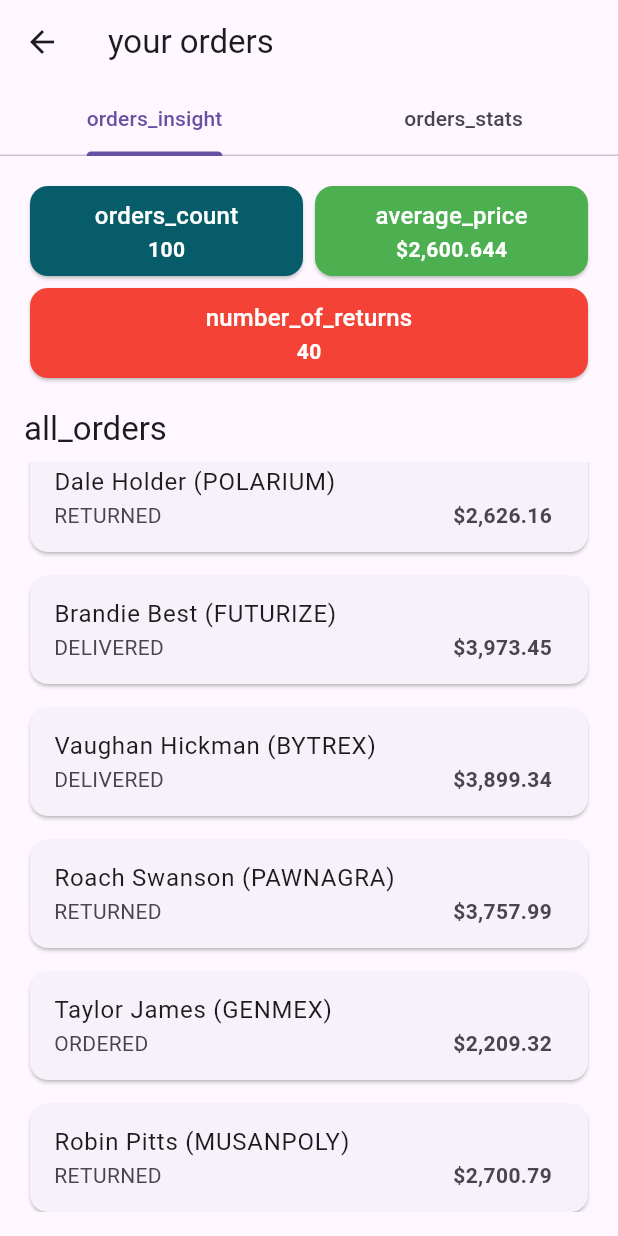
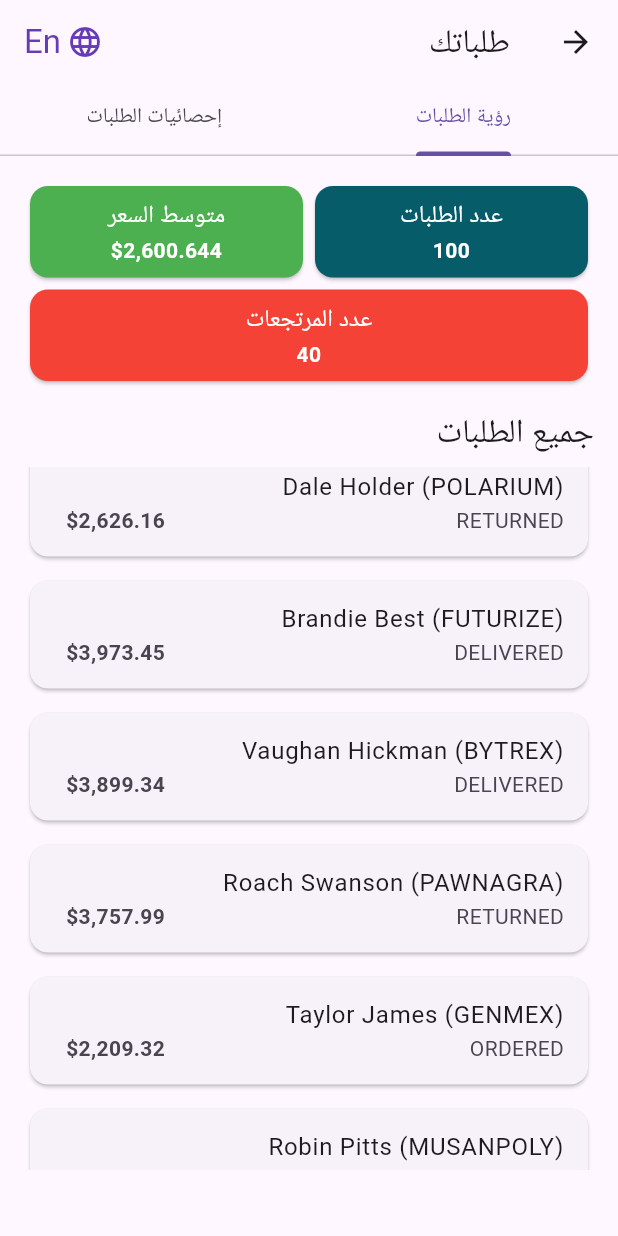
Before and after one commit to TMadox/task_app, a Flutter app: the OrdersPage screen opened directly, scrolled down 2304 dp, on a phone screen of 412 x 824 dp. Run offline on Flutter 3.47's test engine with Material 3 defaults, Android fonts, the phone set to English and light mode, and no system bars; our stand-ins replace animate_do, easy_localization, flutter_bloc, flutter_form_builder, flutter_staggered_animations, flutter_svg and 4 more; missing offline and left inert: future_manager.

```diff
--- /dev/null
+++ b/assets/translations/ar.json
@@ -0,0 +1,11 @@
+{
+    "orders_count": "عدد الطلبات",
+    "orders_insight": "رؤية الطلبات",
+    "orders_stats": "إحصائيات الطلبات",
+    "numberr_of_orders": "عدد الطلبات",
+    "number_of_returns": "عدد المرتجعات",
+    "all_orders": "جميع الطلبات",
+    "your_orders": "طلباتك",
+    "average_price": "متوسط السعر",
+    "select_date_range": "حدد نطاق التاريخ"
+}
--- a/lib/app.dart
+++ b/lib/app.dart
@@ -1,3 +1,4 @@
+import 'package:easy_localization/easy_localization.dart';
 import 'package:flutter/material.dart';
 import 'package:task_app/core/utils/routing_utils.dart';
 
@@ -10,6 +11,11 @@ class App extends StatelessWidget {
       debugShowCheckedModeBanner: false,
       title: 'Task App',
       routerConfig: RoutingUtils.router,
+      localizationsDelegates: [
+        ...context.localizationDelegates,
+      ],
+      supportedLocales: context.supportedLocales,
+      locale: context.locale,
     );
   }
 }
--- a/lib/core/resources/png_assets.dart
+++ /dev/null
@@ -1,5 +0,0 @@
-part of 'resources.dart';
-
-class PngAssets {
-  PngAssets._();
-}
--- a/lib/core/resources/resources.dart
+++ b/lib/core/resources/resources.dart
@@ -1,3 +1 @@
 part 'json_assets.dart';
-
-part 'png_assets.dart';
--- a/lib/features/orders/cubit/orders_state.dart
+++ b/lib/features/orders/cubit/orders_state.dart
@@ -9,15 +9,33 @@ final class OrdersLoading extends OrdersState {}
 
 final class OrdersLoaded extends OrdersState {
   final List<Order> orders;
+  final List<OrderLineData> ordersLineData;
   final num totalCount;
   final num returnedCount;
   final num avgPrice;
   OrdersLoaded({
+    this.ordersLineData = const [],
     required this.orders,
     required this.totalCount,
     required this.returnedCount,
     required this.avgPrice,
   });
+
+  OrdersLoaded copyWith({
+    List<Order>? orders,
+    List<OrderLineData>? ordersLineData,
+    num? totalCount,
+    num? returnedCount,
+    num? avgPrice,
+  }) {
+    return OrdersLoaded(
+      orders: orders ?? this.orders,
+      ordersLineData: ordersLineData ?? this.ordersLineData,
+      totalCount: totalCount ?? this.totalCount,
+      returnedCount: returnedCount ?? this.returnedCount,
+      avgPrice: avgPrice ?? this.avgPrice,
+    );
+  }
 }
 
 final class OrdersError extends OrdersState {
--- a/lib/features/orders/models/order.dart
+++ b/lib/features/orders/models/order.dart
@@ -14,7 +14,7 @@ class Order {
   final String buyer;
   final List<String> tags;
   final Status status;
-  final String registered;
+  final DateTime registered;
 
   Order({
     required this.id,
@@ -28,29 +28,6 @@ class Order {
     required this.registered,
   });
 
-  Order copyWith({
-    String? id,
-    bool? isActive,
-    String? price,
-    String? company,
-    String? picture,
-    String? buyer,
-    List<String>? tags,
-    Status? status,
-    String? registered,
-  }) =>
-      Order(
-        id: id ?? this.id,
-        isActive: isActive ?? this.isActive,
-        price: price ?? this.price,
-        company: company ?? this.company,
-        picture: picture ?? this.picture,
-        buyer: buyer ?? this.buyer,
-        tags: tags ?? this.tags,
-        status: status ?? this.status,
-        registered: registered ?? this.registered,
-      );
-
   factory Order.fromMap(Map<String, dynamic> json) => Order(
         id: json["id"],
         isActive: json["isActive"],
@@ -60,7 +37,7 @@ class Order {
         buyer: json["buyer"],
         tags: List<String>.from(json["tags"].map((x) => x)),
         status: statusValues.map[json["status"]]!,
-        registered: json["registered"],
+        registered: DateTime.parse(json["registered"]),
       );
 
   Map<String, dynamic> toMap() => {
--- /dev/null
+++ b/lib/features/orders/models/order_line_data.dart
@@ -0,0 +1,9 @@
+// ignore_for_file: public_member_api_docs, sort_constructors_first
+class OrderLineData {
+  final int orderCount;
+  final DateTime date;
+  OrderLineData({
+    required this.orderCount,
+    required this.date,
+  });
+}
--- a/lib/features/orders/pages/orders_page.dart
+++ b/lib/features/orders/pages/orders_page.dart
@@ -1,8 +1,11 @@
 import 'package:animate_do/animate_do.dart';
+import 'package:easy_localization/easy_localization.dart';
 import 'package:flutter/material.dart';
 import 'package:flutter_bloc/flutter_bloc.dart';
 import 'package:future_manager/future_manager.dart';
 import 'package:loading_indicator/loading_indicator.dart';
+import 'package:task_app/core/extensions/context_extension.dart';
+import 'package:task_app/core/extensions/num_extensions.dart';
 import 'package:task_app/features/orders/cubit/orders_cubit.dart';
 import 'package:task_app/features/orders/models/order.dart';
 import 'package:task_app/features/orders/repos/fetch_orders_repo.dart';
@@ -24,17 +27,28 @@ class _OrdersPageState extends State<OrdersPage> {
       length: 2,
       child: Scaffold(
         appBar: AppBar(
-          title: const Text("your orders"),
-          bottom: const TabBar(
-            tabs: [
-              Tab(
-                text: "orders_insight",
+          title: Text("your_orders".tr()),
+          actions: [
+            Padding(
+              padding: const EdgeInsets.symmetric(horizontal: 16),
+              child: GestureDetector(
+                onTap: () => context.setLocale(context.locale == const Locale("en") ? const Locale("ar") : const Locale("en")),
+                child: Row(
+                  children: [
+                    const Icon(
+                      Icons.language,
+                      color: Colors.deepPurple,
                     ),
-              Tab(
-                text: "orders_stats",
+                    4.space,
+                    Text(
+                      context.locale.languageCode == "en" ? "Ar" : "En",
+                      style: context.textTheme.titleLarge!.copyWith(color: Colors.deepPurple),
+                    ).tr(),
+                  ],
+                ),
+              ),
             ),
           ],
-          ),
         ),
         body: BlocBuilder<OrdersCubit, OrdersState>(
           bloc: context.read<OrdersCubit>()..fetchOrders(),
@@ -61,6 +75,24 @@ class _OrdersPageState extends State<OrdersPage> {
                 );
               case OrdersLoaded():
                 return FadeIn(
+                  child: RefreshIndicator(
+                    onRefresh: () => context.read<OrdersCubit>().fetchOrders(),
+                    child: SingleChildScrollView(
+                      physics: const AlwaysScrollableScrollPhysics(),
+                      child: Column(
+                        children: [
+                          TabBar(
+                            tabs: [
+                              Tab(
+                                text: "orders_insight".tr(),
+                              ),
+                              Tab(
+                                text: "orders_stats".tr(),
+                              ),
+                            ],
+                          ),
+                          SizedBox(
+                            height: MediaQuery.of(context).size.height - kToolbarHeight - kBottomNavigationBarHeight - 20,
                             child: TabBarView(
                               physics: const NeverScrollableScrollPhysics(),
                               children: [
@@ -74,21 +106,17 @@ class _OrdersPageState extends State<OrdersPage> {
                                 OrdersStatsTab(orders: bloc.orders),
                               ],
                             ),
+                          ),
+                        ],
+                      ),
+                    ),
+                  ),
                 );
               default:
                 return const SizedBox.shrink();
             }
           },
         ),
-        // body: NewFutureBuilder(
-        //   futureManager: ordersFutureManager,
-        //   builder: (context, response) => TabBarView(
-        //     children: [
-        //       OrdersInsightTab(orders: response),
-        //       OrdersStatsTab(orders: response),
-        //     ],
-        //   ),
-        // ),
       ),
     );
   }
--- a/lib/features/orders/tabs/orders_insight_tab.dart
+++ b/lib/features/orders/tabs/orders_insight_tab.dart
@@ -1,3 +1,4 @@
+import 'package:easy_localization/easy_localization.dart';
 import 'package:flutter/material.dart';
 import 'package:flutter_staggered_animations/flutter_staggered_animations.dart';
 import 'package:task_app/core/extensions/context_extension.dart';
@@ -5,7 +6,7 @@ import 'package:task_app/core/extensions/num_extensions.dart';
 import 'package:task_app/core/style/app_colors.dart';
 import 'package:task_app/features/orders/models/order.dart';
 
-class OrdersInsightTab extends StatelessWidget {
+class OrdersInsightTab extends StatefulWidget {
   final List<Order> orders;
   final num totalCount;
   final num returnedCount;
@@ -19,7 +20,13 @@ class OrdersInsightTab extends StatelessWidget {
   });
 
   @override
+  State<OrdersInsightTab> createState() => _OrdersInsightTabState();
+}
+
+class _OrdersInsightTabState extends State<OrdersInsightTab> with AutomaticKeepAliveClientMixin {
+  @override
   Widget build(BuildContext context) {
+    super.build(context);
     return Scaffold(
       body: Padding(
         padding: const EdgeInsets.all(16),
@@ -40,9 +47,9 @@ class OrdersInsightTab extends StatelessWidget {
                             style: context.textTheme.titleMedium!.copyWith(
                               color: Colors.white,
                             ),
-                          ),
+                          ).tr(),
                           Text(
-                            totalCount.toString(),
+                            widget.totalCount.toString(),
                             style: const TextStyle(
                               color: Colors.white,
                               fontWeight: FontWeight.bold,
@@ -65,9 +72,9 @@ class OrdersInsightTab extends StatelessWidget {
                             style: context.textTheme.titleMedium!.copyWith(
                               color: Colors.white,
                             ),
-                          ),
+                          ).tr(),
                           Text(
-                            avgPrice.toPrice,
+                            widget.avgPrice.toPrice,
                             style: const TextStyle(
                               color: Colors.white,
                               fontWeight: FontWeight.bold,
@@ -92,9 +99,9 @@ class OrdersInsightTab extends StatelessWidget {
                       style: context.textTheme.titleMedium!.copyWith(
                         color: Colors.white,
                       ),
-                    ),
+                    ).tr(),
                     Text(
-                      returnedCount.toString(),
+                      widget.returnedCount.toString(),
                       style: const TextStyle(
                         color: Colors.white,
                         fontWeight: FontWeight.bold,
@@ -109,12 +116,12 @@ class OrdersInsightTab extends StatelessWidget {
               "all_orders",
               style: Theme.of(context).textTheme.titleLarge,
               textAlign: TextAlign.start,
-            ),
+            ).tr(),
             8.space,
             Expanded(
               child: AnimationLimiter(
                 child: ListView.separated(
-                  itemCount: orders.length,
+                  itemCount: widget.orders.length,
                   itemBuilder: (context, index) => AnimationConfiguration.staggeredList(
                     position: index,
                     child: SlideAnimation(
@@ -122,13 +129,13 @@ class OrdersInsightTab extends StatelessWidget {
                       child: FadeInAnimation(
                         child: Card(
                           child: ListTile(
-                            title: Text("${orders[index].buyer} (${orders[index].company})"),
+                            title: Text("${widget.orders[index].buyer} (${widget.orders[index].company})"),
                             subtitle: Row(
                               children: [
-                                Text(orders[index].status.name),
+                                Text(widget.orders[index].status.name),
                                 const Spacer(),
                                 Text(
-                                  orders[index].price,
+                                  widget.orders[index].price,
                                   style: const TextStyle(
                                     fontWeight: FontWeight.bold,
                                   ),
@@ -149,4 +156,7 @@ class OrdersInsightTab extends StatelessWidget {
       ),
     );
   }
+
+  @override
+  bool get wantKeepAlive => true;
 }
--- a/spider.yaml
+++ b/spider.yaml
@@ -34,6 +34,6 @@ groups:
     class_name: JsonAssets
     types: [.json]
 
-  - path: assets/png
-    class_name: PngAssets
-    types: [.png]
+  - path: assets/translations
+    class_name: TranslationAssets
+    types: [.json]
```
Also changed, not shown: assets/translations/en.json (added, +11 -0 lines), lib/core/style/app_theme.dart (added, +37 -0 lines), lib/features/orders/cubit/orders_cubit.dart (+42 -2 lines), lib/features/orders/tabs/orders_stats_tab.dart (+60 -14 lines), lib/main.dart (+12 -19 lines), pubspec.yaml (+7 -2 lines), pubspec.lock, 3 other files. Lines whose indentation alone changed are shown as unchanged.
